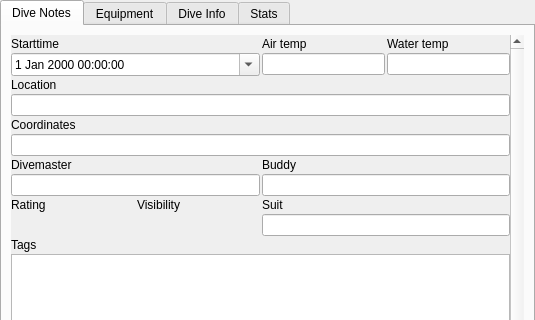
First picture: the form in qt-ui/maintab.ui, repository subsurface/subsurface, before the edit; both pictures show x 0 to 535 and y 0 to 320 of the 535 by 517 pixel window.
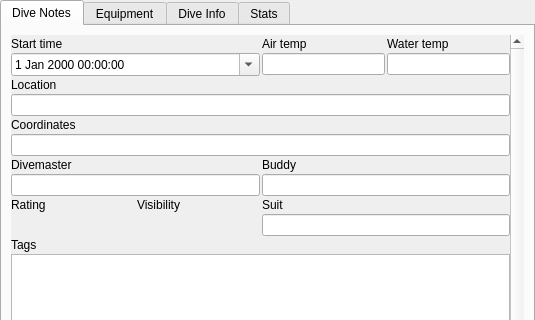
Second picture: the form after the edit. Custom widgets are drawn as their Qt base class.

The edit to the form file:
```diff
--- a/qt-ui/maintab.ui
+++ b/qt-ui/maintab.ui
@@ -60,7 +60,7 @@
         <item row="1" column="0">
          <widget class="QLabel" name="DateTimeLabel">
           <property name="text">
-           <string>Starttime</string>
+           <string>Start time</string>
           </property>
          </widget>
         </item>
```
